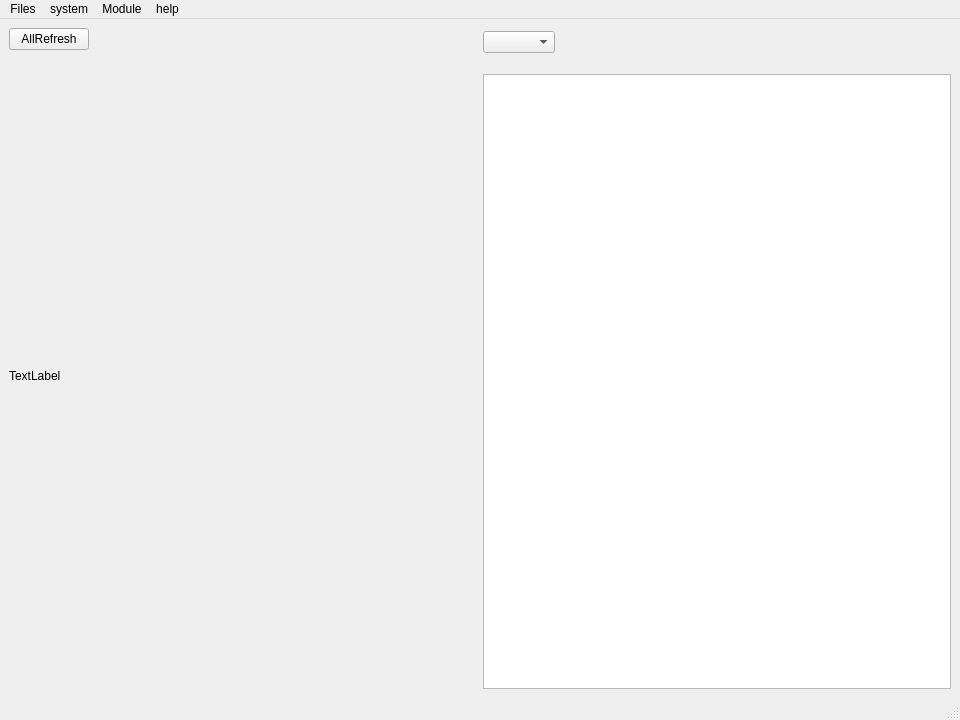
RummySaltyFish/MUSP-Software-python, file mainwindowtest.ui: the form before one commit.
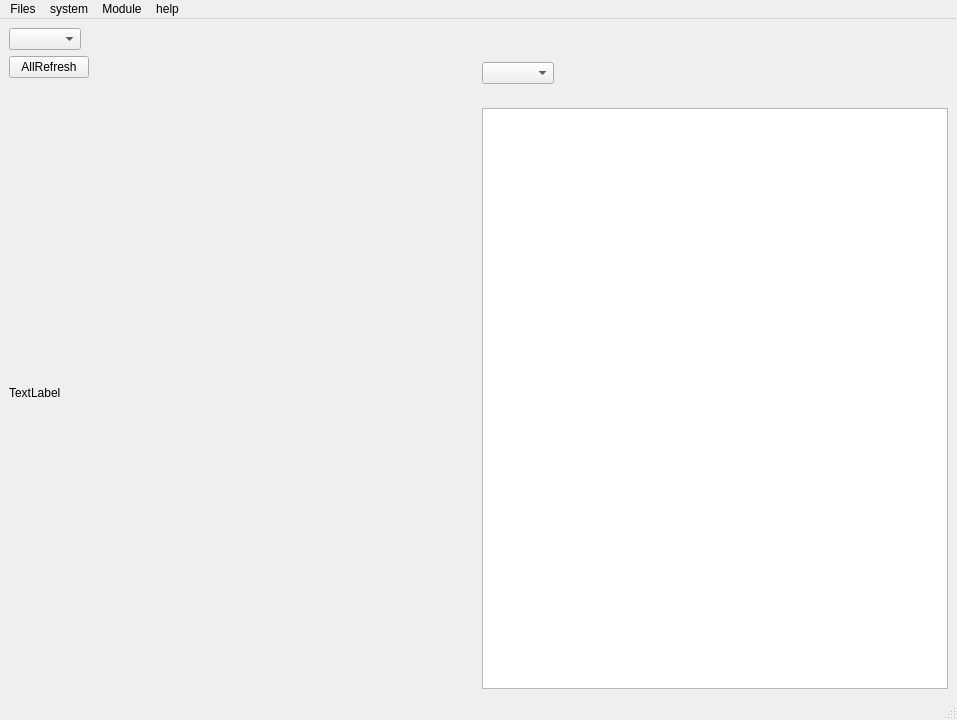
The form after the commit.

```diff
--- a/mainwindowtest.ui
+++ b/mainwindowtest.ui
@@ -6,7 +6,7 @@
    <rect>
     <x>0</x>
     <y>0</y>
-    <width>960</width>
+    <width>957</width>
     <height>720</height>
    </rect>
   </property>
@@ -30,20 +30,20 @@
   </property>
   <widget class="QWidget" name="centralwidget">
    <layout class="QGridLayout" name="gridLayout_2">
-    <item row="0" column="1" rowspan="2">
-     <widget class="QComboBox" name="comboBox">
-      <property name="sizePolicy">
-       <sizepolicy hsizetype="Fixed" vsizetype="Fixed">
-        <horstretch>0</horstretch>
-        <verstretch>0</verstretch>
-       </sizepolicy>
-      </property>
-     </widget>
-    </item>
-    <item row="4" column="1">
+    <item row="6" column="3">
      <widget class="QTableView" name="tableView"/>
     </item>
-    <item row="2" column="0" rowspan="3">
+    <item row="1" column="3" rowspan="3">
+     <widget class="QComboBox" name="modulechoose">
+      <property name="sizePolicy">
+       <sizepolicy hsizetype="Fixed" vsizetype="Fixed">
+        <horstretch>0</horstretch>
+        <verstretch>0</verstretch>
+       </sizepolicy>
+      </property>
+     </widget>
+    </item>
+    <item row="4" column="0" rowspan="3">
      <widget class="QLabel" name="label">
       <property name="sizePolicy">
        <sizepolicy hsizetype="Expanding" vsizetype="Preferred">
@@ -56,8 +56,8 @@
       </property>
      </widget>
     </item>
-    <item row="0" column="0">
-     <widget class="QPushButton" name="pushButton">
+    <item row="1" column="0">
+     <widget class="QPushButton" name="Refresh">
       <property name="sizePolicy">
        <sizepolicy hsizetype="Fixed" vsizetype="Maximum">
         <horstretch>0</horstretch>
@@ -69,6 +69,16 @@
       </property>
      </widget>
     </item>
+    <item row="0" column="0">
+     <widget class="QComboBox" name="comportchoose">
+      <property name="sizePolicy">
+       <sizepolicy hsizetype="Fixed" vsizetype="Fixed">
+        <horstretch>0</horstretch>
+        <verstretch>0</verstretch>
+       </sizepolicy>
+      </property>
+     </widget>
+    </item>
    </layout>
   </widget>
   <widget class="QMenuBar" name="menubar">
@@ -76,7 +86,7 @@
     <rect>
      <x>0</x>
      <y>0</y>
-     <width>960</width>
+     <width>957</width>
      <height>26</height>
     </rect>
    </property>
```
